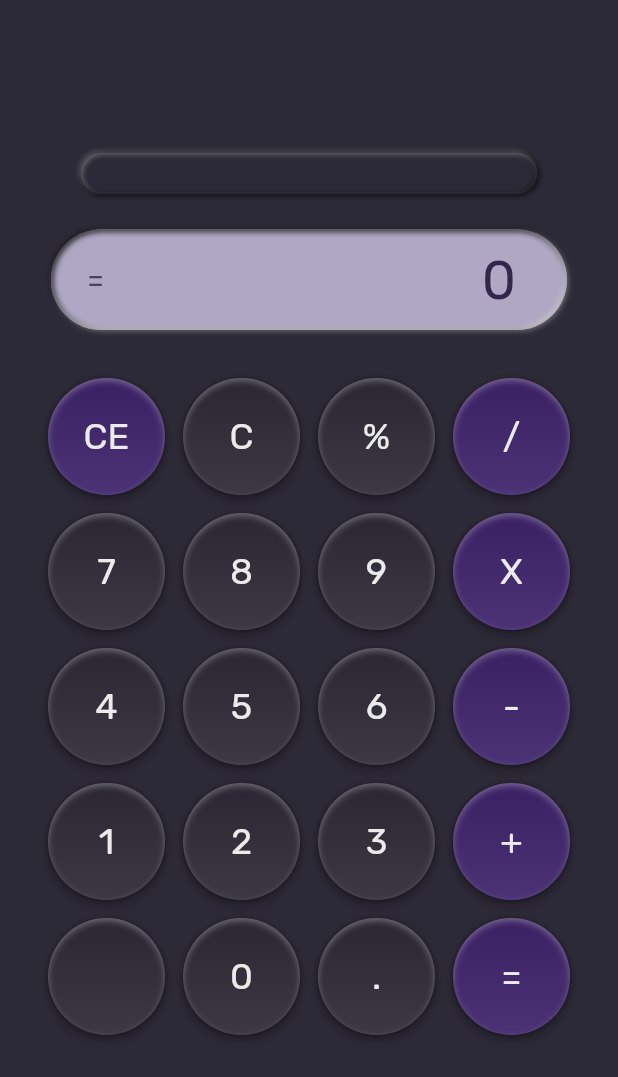
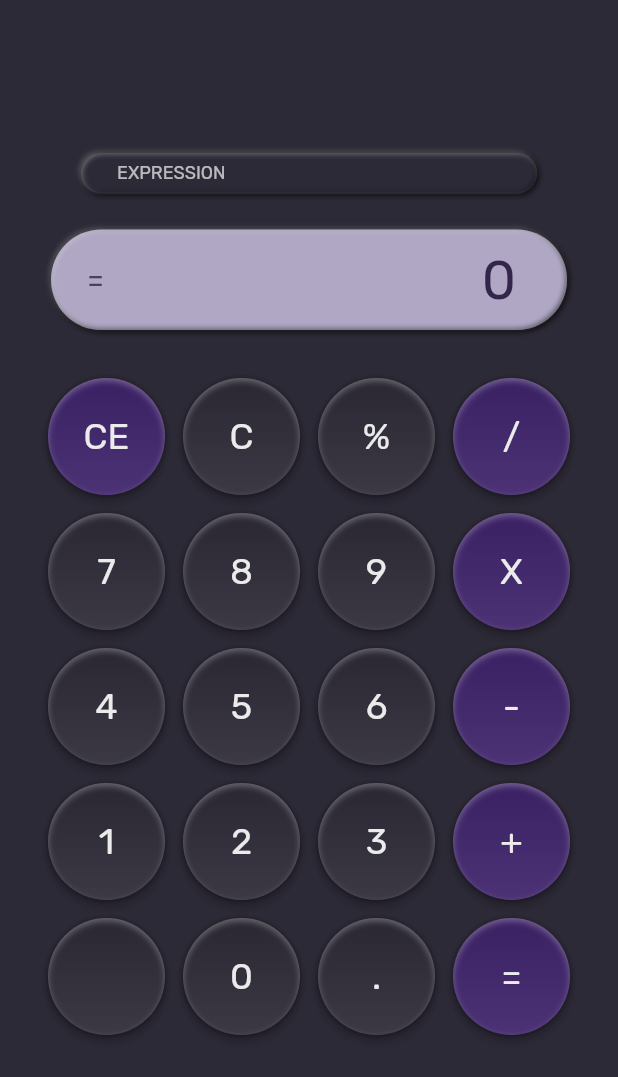
Before and after one commit to andreaaazo/neumorphic-calculator, a Flutter app: the screen it shows after launch, on a phone screen of 412 x 824 dp. Shown: the top 1077 px of the screen. Run offline on Flutter 3.47's test engine with Material 2 defaults, Android fonts, the phone set to English and light mode, and no system bars; our stand-ins replace flutter_inset_box_shadow, math_expressions.

Commit message:
Added Expression text on Second Display

```diff
--- a/lib/calculator.dart
+++ b/lib/calculator.dart
@@ -10,6 +10,7 @@ class CalculatorApp extends StatelessWidget {
   @override
   Widget build(BuildContext context) {
     return MaterialApp(
+      debugShowCheckedModeBanner: false,
       home: Scaffold(
         body: const Column(
           mainAxisAlignment: MainAxisAlignment.center,
--- a/lib/widgets/calculator_display.dart
+++ b/lib/widgets/calculator_display.dart
@@ -26,7 +26,7 @@ class CalculatorDisplayState extends State<CalculatorDisplay> {
   @override
   Widget build(BuildContext context) {
     return UIContainer(
-      shape: "inside",
+      shape: "outsideRounded",
       width: double.infinity,
       alignment: Alignment.centerRight,
       padding: const EdgeInsets.fromLTRB(24, 12, 34, 12),
--- a/lib/widgets/calculator_second_display.dart
+++ b/lib/widgets/calculator_second_display.dart
@@ -45,16 +45,22 @@ class CalculatorSecondDisplayState extends State<CalculatorSecondDisplay> {
         width: double.infinity,
         color: UIColors.neutral[500],
         margin: const EdgeInsets.fromLTRB(54, 0, 54, 24),
-      padding: const EdgeInsets.symmetric(horizontal: 14, vertical: 4),
+        padding: const EdgeInsets.symmetric(horizontal: 24, vertical: 4),
         alignment: Alignment.centerRight,
         shape: "outsideRounded",
-      child: _buildParagraph(
+        child:
+            Row(mainAxisAlignment: MainAxisAlignment.spaceBetween, children: [
+          _buildParagraph("EXPRESSION",
+              size: 12,
+              color: UIColors.textAndIconLight[200],
+              textAlign: TextAlign.left),
+          _buildParagraph(
             text,
             size: 16,
-        color: UIColors.textAndIconLight[200],
+            color: UIColors.textAndIconLight[100],
             textAlign: TextAlign.right,
           ),
-    );
+        ]));
   }
 
   /// Builds a [Paragraph] widget with the given [text], [size], [color], and [textAlign].
```
Lines whose indentation alone changed are shown as unchanged.
